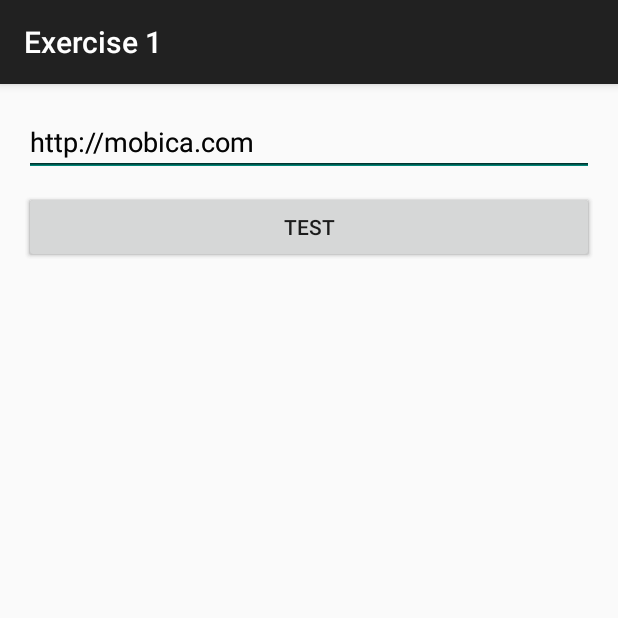
After one commit to spike3008/android-exercises, an Android app: the fragment TestingFragment placed in its activity, on a phone screen of 412 x 824 dp, the top half of it. The commit adds this screen. Run offline under Robolectric (Android 15) with nearby library versions, the phone set to English and light mode, and no system bars; our stand-ins replace ButterKnife, Timber; libraries missing offline, so code that uses them is left out: com.loopj.android; 2 statements that could not run were skipped.

Commit message:
Main activity moved to fragment

```diff
--- /dev/null
+++ b/Exercise1/app/src/main/java/com/android/madd/exercise1/MainFragment.java
@@ -0,0 +1,80 @@
+package com.android.madd.exercise1;
+
+import android.app.Fragment;
+import android.app.ProgressDialog;
+import android.content.Context;
+import android.os.Bundle;
+import android.view.LayoutInflater;
+import android.view.View;
+import android.view.ViewGroup;
+import android.widget.Toast;
+
+import com.loopj.android.http.AsyncHttpClient;
+
+import butterknife.ButterKnife;
+import timber.log.Timber;
+
+/**
+ * Created by madd on 2015-02-11.
+ */
+public abstract class MainFragment extends Fragment implements Respondent<Site>, UrlChecker {
+
+    ProgressDialog progressDialog;
+
+    protected Context context;
+
+    @Override
+    public View onCreateView(LayoutInflater inflater, ViewGroup container, Bundle savedInstanceState) {
+        final View view = inflater.inflate(R.layout.fragment_testing, container, false);
+        ButterKnife.inject(this, view);
+        context = view.getContext();
+        return view;
+    }
+
+    @Override
+    public void onViewCreated(View view, Bundle savedInstanceState) {
+        super.onViewCreated(view, savedInstanceState);
+
+    }
+
+    @Override
+    public void onDestroy() {
+        ButterKnife.reset(this);
+        super.onDestroy();
+    }
+
+    public void checkUrl(String url) {
+        AsyncHttpClient client = new AsyncHttpClient();
+        client.get(url, new MobicaHttpResponseHandler(this));
+    }
+
+    @Override
+    public void addResponse(Site site) {
+        getProgressDialog().dismiss();
+        if (site.isSuccessful()) {
+            showToast("SUCCESS");
+        } else {
+            showToast("FAILED");
+        }
+    }
+
+    void showToast(String text) {
+        Toast.makeText(context, text, Toast.LENGTH_SHORT).show();
+        Timber.i("Toast with message '%s' shown", text);
+    }
+
+    public ProgressDialog getProgressDialog() {
+        if (progressDialog == null) {
+            createProgressDialog();
+        }
+        return progressDialog;
+    }
+
+    private void createProgressDialog() {
+        progressDialog = new ProgressDialog(context);
+        progressDialog.setProgressStyle(ProgressDialog.STYLE_SPINNER);
+        final CharSequence message = getText(R.string.dialog_wait_message);
+        progressDialog.setMessage(message);
+        progressDialog.setIndeterminate(true);
+    }
+}
--- /dev/null
+++ b/Exercise1/app/src/main/java/com/android/madd/exercise1/TestingFragment.java
@@ -0,0 +1,70 @@
+package com.android.madd.exercise1;
+
+import android.os.Bundle;
+import android.view.LayoutInflater;
+import android.view.View;
+import android.view.ViewGroup;
+import android.widget.ListView;
+import android.widget.TextView;
+
+import butterknife.InjectView;
+import butterknife.OnClick;
+import butterknife.OnItemClick;
+import timber.log.Timber;
+
+public class TestingFragment extends MainFragment {
+
+    private final String MOBICA_URL = "http://mobica.com";
+    @InjectView(R.id.listView)
+    ListView listView;
+    @InjectView(R.id.main_editText_url)
+    TextView edtUrl;
+    private UniqueSitesList sites = new UniqueSitesList();
+    private MySitesDatabaseHelper dbHelper;
+    private SitesBindableAdapter adapter;
+
+    @Override
+    public View onCreateView(LayoutInflater inflater, ViewGroup container, Bundle savedInstanceState) {
+        return super.onCreateView(inflater, container, savedInstanceState);
+    }
+
+    @Override
+    public void onViewCreated(View view, Bundle savedInstanceState) {
+        super.onViewCreated(view, savedInstanceState);
+        Timber.i("TestingFragment created.");
+        edtUrl.setText(MOBICA_URL);
+        dbHelper = new MySitesDatabaseHelper(context);
+        sites = dbHelper.getNewestSites();
+        adapter = new SitesBindableAdapter(context, sites);
+        listView.setAdapter(adapter);
+    }
+
+    @OnClick(R.id.btn_test)
+    public void onButtonClicked() {
+        Timber.i("Button Clicked");
+        String url = edtUrl.getText().toString();
+        checkUrl(url);
+    }
+
+    @OnItemClick(R.id.listView)
+    public void checkSiteAtPosition(int position) {
+        Timber.d("Clicked item at position: " + position);
+        Site site = adapter.getItem(position);
+        checkUrl(site.getUrl());
+    }
+
+    @Override
+    public void addResponse(Site site) {
+        super.addResponse(site);
+        store(site);
+    }
+
+    protected void store(Site site) {
+        dbHelper.insertSite(site);
+        sites.replaceOlderRequests(site);
+        adapter.notifyDataSetChanged();
+        Timber.i("Site '%s' added to list", site.getUrl());
+    }
+
+
+}
--- a/Exercise1/app/src/main/res/layout/activity_main.xml
+++ b/Exercise1/app/src/main/res/layout/activity_main.xml
@@ -8,40 +8,52 @@
     android:paddingTop="@dimen/activity_vertical_margin"
     tools:context=".MainActivity">
 
-    <LinearLayout
-        android:layout_width="fill_parent"
-        android:layout_height="fill_parent"
+    <!--<LinearLayout-->
+        <!--android:layout_width="fill_parent"-->
+        <!--android:layout_height="fill_parent"-->
+        <!--android:layout_alignParentEnd="true"-->
+        <!--android:layout_alignParentRight="true"-->
+        <!--android:layout_centerVertical="true"-->
+        <!--android:orientation="vertical"-->
+        <!--android:weightSum="1">-->
+
+        <!--<EditText-->
+            <!--android:id="@+id/main_editText_url"-->
+            <!--android:layout_width="match_parent"-->
+            <!--android:layout_height="wrap_content"-->
+            <!--android:layout_alignParentEnd="true"-->
+            <!--android:layout_alignParentRight="true"-->
+            <!--android:layout_alignParentTop="true"-->
+            <!--android:singleLine="true"-->
+            <!--android:inputType="textUri" />-->
+
+        <!--<Button-->
+            <!--android:id="@+id/btn_test"-->
+            <!--android:layout_width="match_parent"-->
+            <!--android:layout_height="wrap_content"-->
+            <!--android:layout_alignParentTop="true"-->
+            <!--android:layout_below="@+id/main_editText_url"-->
+            <!--android:layout_centerHorizontal="true"-->
+            <!--android:layout_marginTop="10dp"-->
+            <!--android:text="@string/btn_test_label" />-->
+
+        <!--<ListView-->
+            <!--android:id="@+id/listView"-->
+            <!--android:layout_width="match_parent"-->
+            <!--android:layout_height="wrap_content"-->
+            <!--android:stackFromBottom="false"-->
+            <!--android:transcriptMode="normal" />-->
+
+    <!--</LinearLayout>-->
+    <fragment
+        android:layout_width="wrap_content"
+        android:layout_height="wrap_content"
+        android:id="@+id/fragment"
+        android:layout_alignParentTop="true"
+        android:layout_alignParentLeft="true"
+        android:layout_alignParentStart="true"
+        android:layout_alignParentBottom="true"
+        android:layout_alignParentRight="true"
         android:layout_alignParentEnd="true"
-        android:layout_alignParentRight="true"
-        android:layout_centerVertical="true"
-        android:orientation="vertical"
-        android:weightSum="1">
-
-        <EditText
-            android:id="@+id/main_editText_url"
-            android:layout_width="match_parent"
-            android:layout_height="wrap_content"
-            android:layout_alignParentEnd="true"
-            android:layout_alignParentRight="true"
-            android:layout_alignParentTop="true"
-            android:singleLine="true" />
-
-        <Button
-            android:id="@+id/btn_test"
-            android:layout_width="match_parent"
-            android:layout_height="wrap_content"
-            android:layout_alignParentTop="true"
-            android:layout_below="@+id/main_editText_url"
-            android:layout_centerHorizontal="true"
-            android:layout_marginTop="10dp"
-            android:text="@string/btn_test_label" />
-
-        <ListView
-            android:id="@+id/listView"
-            android:layout_width="match_parent"
-            android:layout_height="wrap_content"
-            android:stackFromBottom="false"
-            android:transcriptMode="normal" />
-
-    </LinearLayout>
+        android:name="com.android.madd.exercise1.TestingFragment" />
 </RelativeLayout>
--- /dev/null
+++ b/Exercise1/app/src/main/res/layout/fragment_testing.xml
@@ -0,0 +1,44 @@
+<FrameLayout xmlns:android="http://schemas.android.com/apk/res/android"
+    xmlns:tools="http://schemas.android.com/tools"
+    android:layout_width="match_parent"
+    android:layout_height="match_parent"
+    tools:context="com.android.madd.exercise1.TestingFragment">
+
+    <LinearLayout
+        android:layout_width="fill_parent"
+        android:layout_height="fill_parent"
+        android:layout_alignParentEnd="true"
+        android:layout_alignParentRight="true"
+        android:layout_centerVertical="true"
+        android:orientation="vertical"
+        android:weightSum="1">
+
+        <EditText
+            android:id="@+id/main_editText_url"
+            android:layout_width="match_parent"
+            android:layout_height="wrap_content"
+            android:layout_alignParentEnd="true"
+            android:layout_alignParentRight="true"
+            android:layout_alignParentTop="true"
+            android:singleLine="true" />
+
+        <Button
+            android:id="@+id/btn_test"
+            android:layout_width="match_parent"
+            android:layout_height="wrap_content"
+            android:layout_alignParentTop="true"
+            android:layout_below="@+id/main_editText_url"
+            android:layout_centerHorizontal="true"
+            android:layout_marginTop="10dp"
+            android:text="@string/btn_test_label" />
+
+        <ListView
+            android:id="@+id/listView"
+            android:layout_width="match_parent"
+            android:layout_height="wrap_content"
+            android:stackFromBottom="false"
+            android:transcriptMode="normal" />
+
+    </LinearLayout>
+
+</FrameLayout>
--- a/Exercise1/app/src/main/res/values/strings.xml
+++ b/Exercise1/app/src/main/res/values/strings.xml
@@ -8,5 +8,6 @@
     <string name="title_activity_list_item">ListItem</string>
     <string name="hello_world">Hello world!</string>
     <string name="connection_to_database_error">Cannot connect to database</string>
+    <string name="hello_blank_fragment">Hello blank fragment</string>
 
 </resources>
```
Also changed, not shown: Exercise1/app/src/main/java/com/android/madd/exercise1/MainActivity.java (+1 -85 lines).
